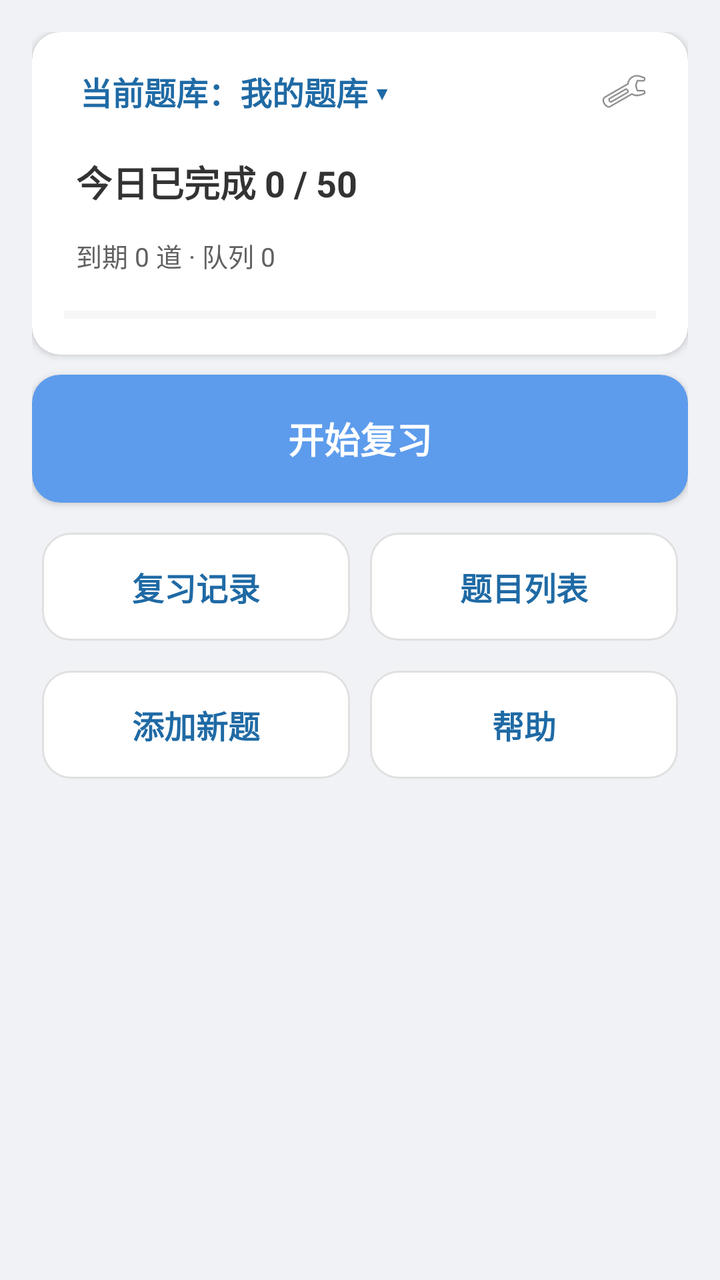
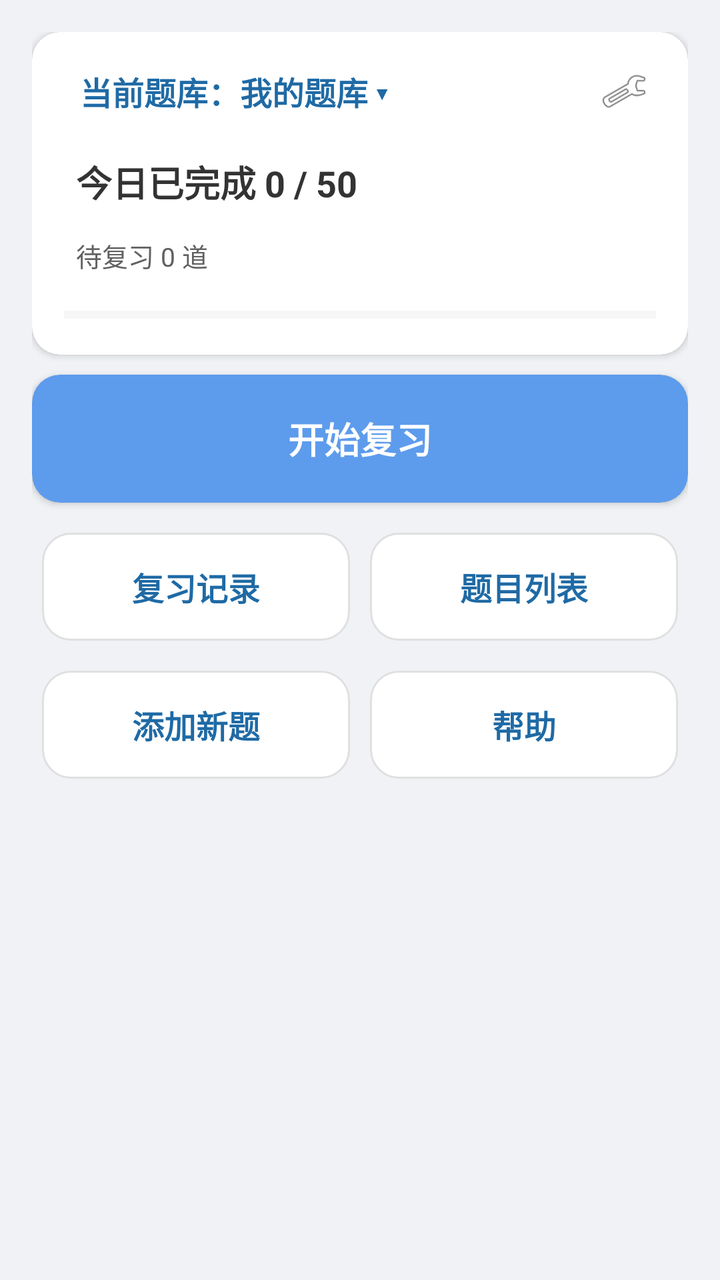

An Android layout rendered at two revisions. The XML below is the earlier revision; the diff shows what the commit changed to produce the second picture.
<!-- AndroidManifest.xml: application theme Theme.Demo -->
<!-- res/layout/activity_main.xml -->
<?xml version="1.0" encoding="utf-8"?>
<ScrollView xmlns:android="http://schemas.android.com/apk/res/android"
    xmlns:app="http://schemas.android.com/apk/res-auto"
    android:layout_width="match_parent"
    android:layout_height="match_parent"
    android:background="@color/home_bg"
    android:fillViewport="true">

    <LinearLayout
        android:layout_width="match_parent"
        android:layout_height="wrap_content"
        android:orientation="vertical"
        android:padding="@dimen/home_padding"
        android:gravity="top|center_horizontal">

        
        <androidx.cardview.widget.CardView
            android:layout_width="match_parent"
            android:layout_height="wrap_content"
            app:cardBackgroundColor="@color/home_card"
            app:cardCornerRadius="@dimen/home_card_corner"
            android:layout_marginBottom="@dimen/home_card_margin">

            <LinearLayout
                android:layout_width="match_parent"
                android:layout_height="wrap_content"
                android:orientation="vertical"
                android:paddingLeft="@dimen/home_info_padding"
                android:paddingRight="@dimen/home_info_padding"
                android:paddingBottom="@dimen/home_info_padding"
                android:paddingTop="10dp">

                <LinearLayout
                    android:layout_width="match_parent"
                    android:layout_height="wrap_content"
                    android:orientation="horizontal"
                    android:gravity="center_vertical">

                    <TextView
                        android:id="@+id/tv_current_bank"
                        android:layout_width="0dp"
                        android:layout_height="wrap_content"
                        android:layout_weight="1"
                        android:clickable="true"
                        android:focusable="true"
                        android:foreground="?attr/selectableItemBackground"
                        android:padding="8dp"
                        android:text="当前题库：我的题库 ▾"
                        android:textSize="16sp"
                        android:textStyle="bold"
                        android:textColor="@color/detail_primary" />

                    <ImageView
                        android:id="@+id/ic_setting"
                        android:layout_width="32dp"
                        android:layout_height="32dp"
                        android:clickable="true"
                        android:focusable="true"
                        android:foreground="?attr/selectableItemBackground"
                        android:padding="4dp"
                        android:contentDescription="设置"
                        android:src="@android:drawable/ic_menu_preferences" />
                </LinearLayout>

                <TextView
                    android:id="@+id/tv_today_main"
                    android:layout_width="match_parent"
                    android:layout_height="wrap_content"
                    android:layout_marginTop="6dp"
                    android:clickable="true"
                    android:focusable="true"
                    android:foreground="?attr/selectableItemBackground"
                    android:padding="6dp"
                    android:contentDescription="修改每日复习量"
                    android:text="今日已完成 0 / 50"
                    android:textSize="18sp"
                    android:textStyle="bold"
                    android:textColor="@color/home_text_primary" />

                <TextView
                    android:id="@+id/tv_today_sub"
                    android:layout_width="match_parent"
                    android:layout_height="wrap_content"
                    android:layout_marginTop="2dp"
                    android:clickable="true"
                    android:focusable="true"
                    android:foreground="?attr/selectableItemBackground"
                    android:padding="6dp"
                    android:text="到期 0 道 · 队列 0"
                    android:textSize="13sp"
                    android:textColor="@color/home_text_secondary" />

                <ProgressBar
                    android:id="@+id/progress_today"
                    style="?android:attr/progressBarStyleHorizontal"
                    android:layout_width="match_parent"
                    android:layout_height="@dimen/home_progress_height"
                    android:layout_marginTop="10dp"
                    android:max="100"
                    android:progress="0"
                    android:progressTint="@color/home_primary"
                    android:progressBackgroundTint="@color/home_stroke" />

                
                <LinearLayout
                    android:id="@+id/due_section"
                    android:layout_width="match_parent"
                    android:layout_height="wrap_content"
                    android:orientation="vertical"
                    android:layout_marginTop="12dp"
                    android:visibility="gone">

                    <TextView
                        android:id="@+id/tv_due_title"
                        android:layout_width="match_parent"
                        android:layout_height="wrap_content"
                        android:paddingTop="4dp"
                        android:paddingBottom="4dp"
                        android:clickable="true"
                        android:focusable="true"
                        android:foreground="?attr/selectableItemBackground"
                        android:contentDescription="未来 7 天 · 点此看说明"
                        android:text="未来 7 天"
                        android:textSize="12sp"
                        android:textColor="@color/home_text_secondary" />

                    <com.example.demo.DueChartView
                        android:id="@+id/due_chart"
                        android:layout_width="match_parent"
                        android:layout_height="@dimen/home_chart_height"
                        android:layout_marginTop="4dp"
                        android:contentDescription="未来 7 天到期分布" />

                    <TextView
                        android:id="@+id/tv_chart_tip"
                        android:layout_width="match_parent"
                        android:layout_height="wrap_content"
                        android:layout_marginTop="2dp"
                        android:textSize="12sp"
                        android:textColor="@color/home_text_secondary"
                        android:visibility="gone" />
                </LinearLayout>

                <LinearLayout
                    android:id="@+id/checkin_row"
                    android:layout_width="match_parent"
                    android:layout_height="wrap_content"
                    android:orientation="horizontal"
                    android:gravity="center_vertical"
                    android:layout_marginTop="10dp"
                    android:visibility="gone">

                    <TextView
                        android:id="@+id/tv_checkin"
                        android:layout_width="0dp"
                        android:layout_height="wrap_content"
                        android:layout_weight="1"
                        android:clickable="true"
                        android:focusable="true"
                        android:foreground="?attr/selectableItemBackground"
                        android:padding="6dp"
                        android:textSize="13sp"
                        android:textColor="@color/home_text_secondary" />

                    <ImageView
                        android:id="@+id/iv_checkin_calendar"
                        android:layout_width="32dp"
                        android:layout_height="32dp"
                        android:layout_gravity="end"
                        android:clickable="true"
                        android:focusable="true"
                        android:foreground="?attr/selectableItemBackground"
                        android:padding="4dp"
                        android:contentDescription="打卡日历"
                        android:src="@android:drawable/ic_menu_agenda" />
                </LinearLayout>

                <TextView
                    android:id="@+id/tv_empty_hint"
                    android:layout_width="match_parent"
                    android:layout_height="wrap_content"
                    android:layout_marginTop="8dp"
                    android:visibility="gone"
                    android:text="当前题库还没有题目，先添加新题吧"
                    android:textSize="13sp"
                    android:textColor="@color/detail_warn" />
            </LinearLayout>
        </androidx.cardview.widget.CardView>

        
        <androidx.cardview.widget.CardView
            android:id="@+id/btn_review"
            android:layout_width="match_parent"
            android:layout_height="@dimen/home_primary_height"
            android:clickable="true"
            android:focusable="true"
            app:cardBackgroundColor="@color/home_primary"
            app:cardCornerRadius="@dimen/home_card_corner"
            android:foreground="?attr/selectableItemBackground"
            android:contentDescription="开始复习"
            android:layout_marginBottom="@dimen/home_inner_margin">

            <LinearLayout
                android:layout_width="match_parent"
                android:layout_height="match_parent"
                android:orientation="vertical"
                android:gravity="center">

                <TextView
                    android:layout_width="wrap_content"
                    android:layout_height="wrap_content"
                    android:text="开始复习"
                    android:textColor="#FFFFFF"
                    android:textSize="18sp"
                    android:textStyle="bold" />

            </LinearLayout>
        </androidx.cardview.widget.CardView>

        
        <LinearLayout
            android:layout_width="match_parent"
            android:layout_height="wrap_content"
            android:orientation="horizontal"
            android:layout_marginTop="@dimen/home_inner_margin">

            <LinearLayout
                android:id="@+id/btn_history"
                android:layout_width="0dp"
                android:layout_height="@dimen/home_secondary_height"
                android:layout_weight="1"
                android:clickable="true"
                android:focusable="true"
                android:background="@drawable/bg_home_secondary"
                android:foreground="?attr/selectableItemBackground"
                android:contentDescription="复习记录"
                android:gravity="center"
                android:layout_margin="@dimen/home_inner_margin">

                <TextView
                    android:layout_width="wrap_content"
                    android:layout_height="wrap_content"
                    android:text="复习记录"
                    android:textColor="@color/detail_primary"
                    android:textSize="16sp"
                    android:textStyle="bold" />
            </LinearLayout>

            <LinearLayout
                android:id="@+id/btn_bank"
                android:layout_width="0dp"
                android:layout_height="@dimen/home_secondary_height"
                android:layout_weight="1"
                android:clickable="true"
                android:focusable="true"
                android:background="@drawable/bg_home_secondary"
                android:foreground="?attr/selectableItemBackground"
                android:contentDescription="题目列表"
                android:gravity="center"
                android:layout_margin="@dimen/home_inner_margin">

                <TextView
                    android:layout_width="wrap_content"
                    android:layout_height="wrap_content"
                    android:text="题目列表"
                    android:textColor="@color/detail_primary"
                    android:textSize="16sp"
                    android:textStyle="bold" />
            </LinearLayout>
        </LinearLayout>

        
        <LinearLayout
            android:layout_width="match_parent"
            android:layout_height="wrap_content"
            android:orientation="horizontal"
            android:layout_marginTop="@dimen/home_inner_margin">

            <LinearLayout
                android:id="@+id/btn_add"
                android:layout_width="0dp"
                android:layout_height="@dimen/home_secondary_height"
                android:layout_weight="1"
                android:clickable="true"
                android:focusable="true"
                android:background="@drawable/bg_home_secondary"
                android:foreground="?attr/selectableItemBackground"
                android:contentDescription="添加新题"
                android:gravity="center"
                android:layout_margin="@dimen/home_inner_margin">

                <TextView
                    android:layout_width="wrap_content"
                    android:layout_height="wrap_content"
                    android:text="添加新题"
                    android:textColor="@color/detail_primary"
                    android:textSize="16sp"
                    android:textStyle="bold" />
            </LinearLayout>

            <LinearLayout
                android:id="@+id/btn_help"
                android:layout_width="0dp"
                android:layout_height="@dimen/home_secondary_height"
                android:layout_weight="1"
                android:clickable="true"
                android:focusable="true"
                android:background="@drawable/bg_home_secondary"
                android:foreground="?attr/selectableItemBackground"
                android:contentDescription="帮助"
                android:gravity="center"
                android:layout_margin="@dimen/home_inner_margin">

                <TextView
                    android:layout_width="wrap_content"
                    android:layout_height="wrap_content"
                    android:text="帮助"
                    android:textColor="@color/detail_primary"
                    android:textSize="16sp"
                    android:textStyle="bold" />
            </LinearLayout>
        </LinearLayout>

        
        <TextView
            android:id="@+id/tv_backup_hint"
            android:layout_width="match_parent"
            android:layout_height="wrap_content"
            android:layout_marginTop="4dp"
            android:clickable="true"
            android:focusable="true"
            android:foreground="?attr/selectableItemBackground"
            android:padding="8dp"
            android:textSize="12sp"
            android:textColor="@color/home_text_secondary"
            android:visibility="gone" />

    </LinearLayout>
</ScrollView>
<!-- resources referenced by this layout -->
<resources>
  <color name="detail_primary">#1F6AA5</color>
  <color name="detail_warn">#FF9800</color>
  <color name="home_bg">#F0F2F5</color>
  <color name="home_card">#FFFFFF</color>
  <color name="home_primary">#5D9CEC</color>
  <color name="home_stroke">#E0E0E0</color>
  <color name="home_text_primary">#333333</color>
  <color name="home_text_secondary">#616161</color>
  <dimen name="home_card_corner">14dp</dimen>
  <dimen name="home_card_margin">10dp</dimen>
  <dimen name="home_chart_height">88dp</dimen>
  <dimen name="home_info_padding">16dp</dimen>
  <dimen name="home_inner_margin">5dp</dimen>
  <dimen name="home_padding">16dp</dimen>
  <dimen name="home_primary_height">64dp</dimen>
  <dimen name="home_progress_height">8dp</dimen>
  <dimen name="home_secondary_height">54dp</dimen>
  <!-- drawable bg_home_secondary (drawable) -->
  <?xml version="1.0" encoding="utf-8"?>
  <shape xmlns:android="http://schemas.android.com/apk/res/android"
      android:shape="rectangle">
      <corners android:radius="@dimen/home_card_corner" />
      <solid android:color="@color/home_card" />
      <stroke android:width="1dp" android:color="@color/home_stroke" />
  </shape>
  <style name="Theme.Demo" parent="Base.Theme.Demo" />
  <style name="Base.Theme.Demo" parent="Theme.Material3.DayNight.NoActionBar">
          
          <item name="android:statusBarColor">@color/home_bg</item>
          <item name="android:windowLightStatusBar">true</item>
          <item name="android:navigationBarColor">@color/home_bg</item>
          <item name="android:windowLightNavigationBar" tools:targetApi="o_mr1">true</item>
          <item name="android:enforceNavigationBarContrast" tools:targetApi="q">false</item>
      </style>
</resources>

<!-- the commit's change to res/layout/activity_main.xml (unified diff, before → after) -->
@@ -86,7 +86,7 @@
                     android:focusable="true"
                     android:foreground="?attr/selectableItemBackground"
                     android:padding="6dp"
-                    android:text="到期 0 道 · 队列 0"
+                    android:text="待复习 0 道"
                     android:textSize="13sp"
                     android:textColor="@color/home_text_secondary" />
 
